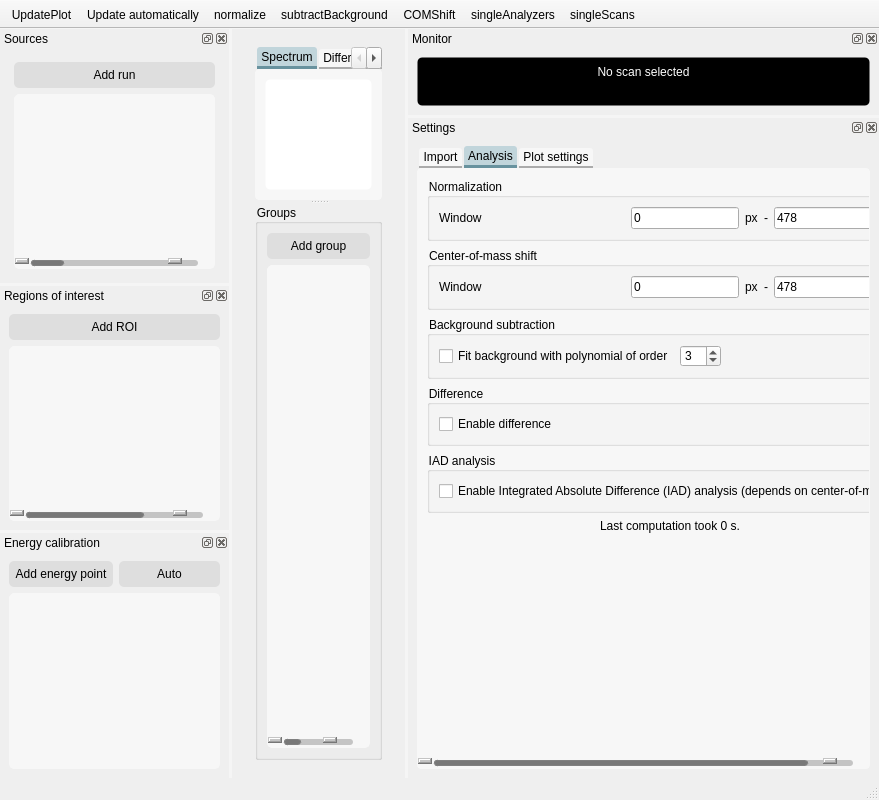
Old version of the form nosey/ui/main.ui in the repository flmiot/nosey.
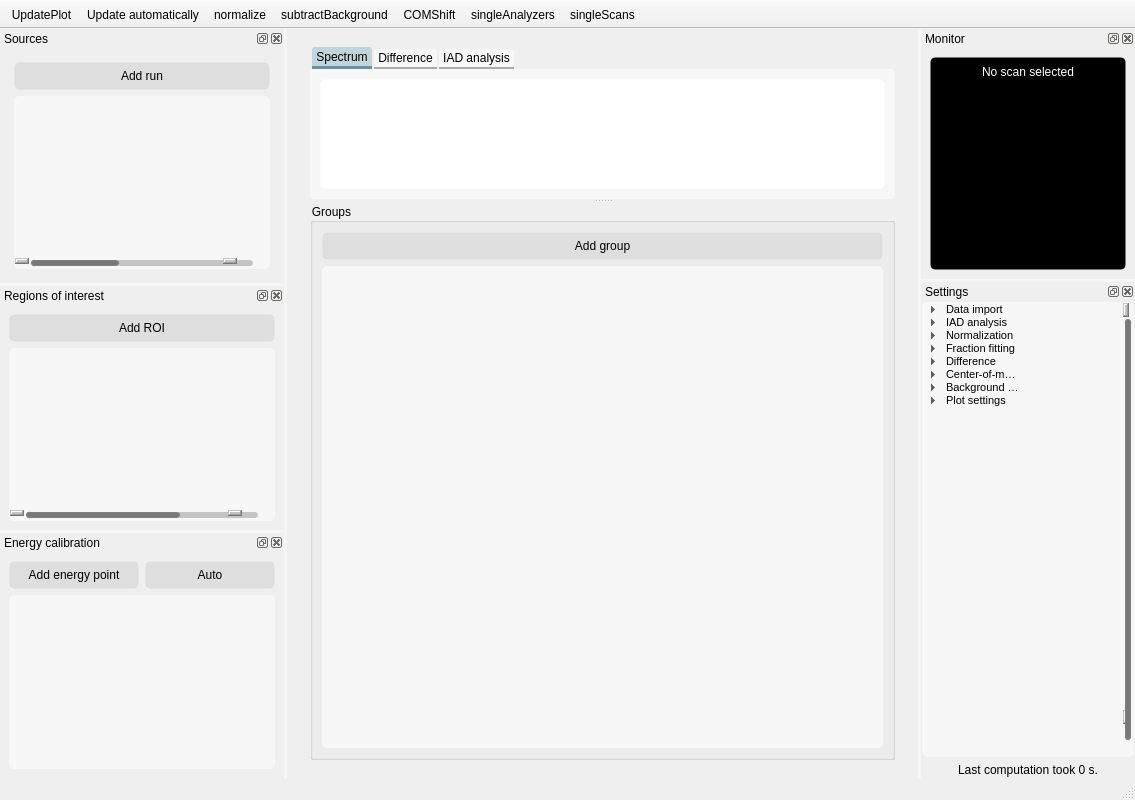
New version of the form. The open tabs and pages were chosen to show the change. Icons and pictures are not drawn. Custom widgets are drawn as their Qt base class.

The edit to the form file:
```diff
--- a/nosey/ui/main.ui
+++ b/nosey/ui/main.ui
@@ -6,7 +6,7 @@
    <rect>
     <x>0</x>
     <y>0</y>
-    <width>879</width>
+    <width>1135</width>
     <height>800</height>
    </rect>
   </property>
@@ -23,14 +23,25 @@
 	selection-color:#000;
 }
 
-
-
 QPushButton {
     border-radius: 5px;
+	border: 1px solid transparent;
     padding: 6px;
  	background-color:#dedede;
 }
 
+QPushButton:hover {
+    border: 1px solid #c1d5db;
+}
+
+
+QPushButton:pressed {
+    background-color:#c1d5db;
+ 	border: 1px solid #c1d5db;
+	border-style: inset;
+}
+
+
 QProgressBar {
   background-color:#9c9c9c;;
 	height: 3px;
@@ -48,7 +59,7 @@
 
 QComboBox {
     border-radius: 5px;
-    padding: 6px;
+    padding: 2px;
  	background-color:#dedede;
 }
 
@@ -70,10 +81,6 @@
 }
 
 
-QPushButton:pressed {
-    background-color:#c1d5db;
-}
-
 QWidget#plotFrameWidget,
 QWidget#plotFrameWidget_iad,
 QWidget#plotFrameWidget_difference {
@@ -99,14 +106,11 @@
 	border: 1px solid transparent;
 }
 
-QTableWidget {
-  	color: #F0F0F0;
-  	gridline-color: #32414B;
-	border-radius: 10px;
-}
 
 
-QTableView {
+QTableView,
+QTreeWidget
+ {
   background-color: #f7f7f7;
   border: 1px solid #f7f7f7;
   color: #000;
@@ -4311,723 +4315,392 @@
     <number>2</number>
    </attribute>
    <widget class="QWidget" name="dockWidgetContents_7">
-    <layout class="QVBoxLayout" name="verticalLayout_19">
+    <layout class="QVBoxLayout" name="verticalLayout_4">
+     <property name="leftMargin">
+      <number>1</number>
+     </property>
+     <property name="topMargin">
+      <number>1</number>
+     </property>
+     <property name="rightMargin">
+      <number>1</number>
+     </property>
+     <property name="bottomMargin">
+      <number>1</number>
+     </property>
      <item>
-      <widget class="QTabWidget" name="tabWidget_2">
-       <property name="autoFillBackground">
+      <widget class="QTreeWidget" name="treeWidget">
+       <property name="verticalScrollBarPolicy">
+        <enum>Qt::ScrollBarAlwaysOn</enum>
+       </property>
+       <property name="sizeAdjustPolicy">
+        <enum>QAbstractScrollArea::AdjustToContentsOnFirstShow</enum>
+       </property>
+       <property name="alternatingRowColors">
+        <bool>true</bool>
+       </property>
+       <property name="rootIsDecorated">
+        <bool>true</bool>
+       </property>
+       <property name="uniformRowHeights">
+        <bool>true</bool>
+       </property>
+       <property name="itemsExpandable">
+        <bool>true</bool>
+       </property>
+       <property name="sortingEnabled">
         <bool>false</bool>
        </property>
-       <property name="currentIndex">
-        <number>0</number>
+       <property name="animated">
+        <bool>true</bool>
        </property>
-       <widget class="QWidget" name="tab_2">
-        <attribute name="title">
-         <string>Import</string>
-        </attribute>
-        <layout class="QVBoxLayout" name="verticalLayout_25">
+       <attribute name="headerVisible">
+        <bool>false</bool>
+       </attribute>
+       <attribute name="headerCascadingSectionResizes">
+        <bool>false</bool>
+       </attribute>
+       <attribute name="headerHighlightSections">
+        <bool>true</bool>
+       </attribute>
+       <attribute name="headerShowSortIndicator" stdset="0">
+        <bool>false</bool>
+       </attribute>
+       <attribute name="headerStretchLastSection">
+        <bool>true</bool>
+       </attribute>
+       <column>
+        <property name="text">
+         <string>Property</string>
+        </property>
+       </column>
+       <column>
+        <property name="text">
+         <string>Value</string>
+        </property>
+       </column>
+       <item>
+        <property name="text">
+         <string>Data import</string>
+        </property>
+        <property name="background">
+         <brush brushstyle="NoBrush">
+          <color alpha="255">
+           <red>239</red>
+           <green>0</green>
+           <blue>4</blue>
+          </color>
+         </brush>
+        </property>
+        <item>
+         <property name="text">
+          <string>Module</string>
+         </property>
+        </item>
+       </item>
+       <item>
+        <property name="text">
+         <string>IAD analysis</string>
+        </property>
+        <item>
+         <property name="text">
+          <string>Enabled</string>
+         </property>
+         <property name="text">
+          <string/>
+         </property>
+         <property name="checkState">
+          <enum>Unchecked</enum>
+         </property>
+        </item>
+       </item>
+       <item>
+        <property name="text">
+         <string>Normalization</string>
+        </property>
+        <item>
+         <property name="text">
+          <string>Window</string>
+         </property>
+         <property name="text">
+          <string/>
+         </property>
          <item>
-          <widget class="QGroupBox" name="groupBox_9">
-           <property name="title">
-            <string>Module</string>
-           </property>
-           <layout class="QVBoxLayout" name="verticalLayout_24">
-            <item>
-             <widget class="QComboBox" name="comboBox_analysis_recipes"/>
-            </item>
-           </layout>
-          </widget>
+          <property name="text">
+           <string>Start</string>
+          </property>
+          <property name="text">
+           <string>0</string>
+          </property>
+          <property name="flags">
+           <set>ItemIsSelectable|ItemIsEditable|ItemIsDragEnabled|ItemIsEnabled</set>
+          </property>
          </item>
          <item>
-          <spacer name="verticalSpacer_3">
-           <property name="orientation">
-            <enum>Qt::Vertical</enum>
-           </property>
-           <property name="sizeHint" stdset="0">
-            <size>
-             <width>20</width>
-             <height>460</height>
-            </size>
-           </property>
-          </spacer>
+          <property name="text">
+           <string>End</string>
+          </property>
+          <property name="text">
+           <string>487</string>
+          </property>
+          <property name="flags">
+           <set>ItemIsSelectable|ItemIsEditable|ItemIsDragEnabled|ItemIsEnabled</set>
+          </property>
          </item>
-        </layout>
-       </widget>
-       <widget class="QWidget" name="tab">
-        <property name="autoFillBackground">
-         <bool>true</bool>
+        </item>
+       </item>
+       <item>
+        <property name="text">
+         <string>Fraction fitting</string>
         </property>
-        <attribute name="title">
-         <string>Analysis</string>
-        </attribute>
-        <layout class="QVBoxLayout" name="verticalLayout_23">
-         <property name="leftMargin">
-          <number>0</number>
+        <item>
+         <property name="text">
+          <string>Enabled</string>
          </property>
-         <property name="topMargin">
-          <number>0</number>
+         <property name="text">
+          <string/>
          </property>
-         <property name="rightMargin">
-          <number>0</number>
+         <property name="checkState">
+          <enum>Unchecked</enum>
          </property>
-         <property name="bottomMargin">
-          <number>0</number>
+        </item>
+        <item>
+         <property name="text">
+          <string>Components</string>
          </property>
          <item>
-          <widget class="QScrollArea" name="scrollArea">
-           <property name="autoFillBackground">
-            <bool>true</bool>
-           </property>
-           <property name="frameShape">
-            <enum>QFrame::NoFrame</enum>
-           </property>
-           <property name="frameShadow">
-            <enum>QFrame::Plain</enum>
-           </property>
-           <property name="widgetResizable">
-            <bool>true</bool>
-           </property>
-           <widget class="QWidget" name="scrollAreaWidgetContents">
-            <property name="geometry">
-             <rect>
-              <x>0</x>
-              <y>0</y>
-              <width>459</width>
-              <height>564</height>
-             </rect>
-            </property>
-            <property name="palette">
-             <palette>
-              <active>
-               <colorrole role="Button">
-                <brush brushstyle="SolidPattern">
-                 <color alpha="255">
-                  <red>247</red>
-                  <green>247</green>
-                  <blue>247</blue>
-                 </color>
-                </brush>
-               </colorrole>
-               <colorrole role="Base">
-                <brush brushstyle="SolidPattern">
-                 <color alpha="255">
-                  <red>247</red>
-                  <green>247</green>
-                  <blue>247</blue>
-                 </color>
-                </brush>
-               </colorrole>
-               <colorrole role="Window">
-                <brush brushstyle="SolidPattern">
-                 <color alpha="255">
-                  <red>247</red>
-                  <green>247</green>
-                  <blue>247</blue>
-                 </color>
-                </brush>
-               </colorrole>
-               <colorrole role="Highlight">
-                <brush brushstyle="SolidPattern">
-                 <color alpha="255">
-                  <red>193</red>
-                  <green>213</green>
-                  <blue>219</blue>
-                 </color>
-                </brush>
-               </colorrole>
-               <colorrole role="HighlightedText">
-                <brush brushstyle="SolidPattern">
-                 <color alpha="255">
-                  <red>0</red>
-                  <green>0</green>
-                  <blue>0</blue>
-                 </color>
-                </brush>
-               </colorrole>
-              </active>
-              <inactive>
-               <colorrole role="Button">
-                <brush brushstyle="SolidPattern">
-                 <color alpha="255">
-                  <red>247</red>
-                  <green>247</green>
-                  <blue>247</blue>
-                 </color>
-                </brush>
-               </colorrole>
-               <colorrole role="Base">
-                <brush brushstyle="SolidPattern">
-                 <color alpha="255">
-                  <red>247</red>
-                  <green>247</green>
-                  <blue>247</blue>
-                 </color>
-                </brush>
-               </colorrole>
-               <colorrole role="Window">
-                <brush brushstyle="SolidPattern">
-                 <color alpha="255">
-                  <red>247</red>
-                  <green>247</green>
-                  <blue>247</blue>
-                 </color>
-                </brush>
-               </colorrole>
-               <colorrole role="Highlight">
-                <brush brushstyle="SolidPattern">
-                 <color alpha="255">
-                  <red>193</red>
-                  <green>213</green>
-                  <blue>219</blue>
-                 </color>
-                </brush>
-               </colorrole>
-               <colorrole role="HighlightedText">
-                <brush brushstyle="SolidPattern">
-                 <color alpha="255">
-                  <red>0</red>
-                  <green>0</green>
-                  <blue>0</blue>
-                 </color>
-                </brush>
-               </colorrole>
-              </inactive>
-              <disabled>
-               <colorrole role="Button">
-                <brush brushstyle="SolidPattern">
-                 <color alpha="255">
-                  <red>247</red>
-                  <green>247</green>
-                  <blue>247</blue>
-                 </color>
-                </brush>
-               </colorrole>
-               <colorrole role="Base">
-                <brush brushstyle="SolidPattern">
-                 <color alpha="255">
-                  <red>247</red>
-                  <green>247</green>
-                  <blue>247</blue>
-                 </color>
-                </brush>
-               </colorrole>
-               <colorrole role="Window">
-                <brush brushstyle="SolidPattern">
-                 <color alpha="255">
-                  <red>247</red>
-                  <green>247</green>
-                  <blue>247</blue>
-                 </color>
-                </brush>
-               </colorrole>
-               <colorrole role="Highlight">
-                <brush brushstyle="SolidPattern">
-                 <color alpha="255">
-                  <red>193</red>
-                  <green>213</green>
-                  <blue>219</blue>
-                 </color>
-                </brush>
-               </colorrole>
-               <colorrole role="HighlightedText">
-                <brush brushstyle="SolidPattern">
-                 <color alpha="255">
-                  <red>0</red>
-                  <green>0</green>
-                  <blue>0</blue>
-                 </color>
-                </brush>
-               </colorrole>
-              </disabled>
-             </palette>
-            </property>
-            <property name="autoFillBackground">
-             <bool>false</bool>
-            </property>
-            <layout class="QVBoxLayout" name="verticalLayout_21">
-             <item>
-              <widget class="QGroupBox" name="groupBox_3">
-               <property name="title">
-                <string>Normalization</string>
-               </property>
-               <layout class="QVBoxLayout" name="verticalLayout_37">
-                <item>
-                 <layout class="QGridLayout" name="gridLayout_19" columnstretch="1,0,0,0,0,0">
-                  <item row="0" column="1">
-                   <widget class="QLineEdit" name="analysis_lineEdit_window0">
-                    <property name="toolTip">
-                     <string>In units of X</string>
-                    </property>
-                    <property name="text">
-                     <string>0</string>
-                    </property>
-                   </widget>
-                  </item>
-                  <item row="0" column="3">
-                   <widget class="QLabel" name="label_71">
-                    <property name="text">
-                     <string>-</string>
-                    </property>
-                   </widget>
-                  </item>
-                  <item row="0" column="4">
-                   <widget class="QLineEdit" name="analysis_lineEdit_window1">
-                    <property name="toolTip">
-                     <string>In units of X</string>
-                    </property>
-                    <property name="text">
-                     <string>478</string>
-                    </property>
-                   </widget>
-                  </item>
-                  <item row="0" column="0">
-                   <widget class="QLabel" name="label_72">
-                    <property name="minimumSize">
-                     <size>
-                      <width>0</width>
-                      <height>0</height>
-                     </size>
-                    </property>
-                    <property name="font">
-                     <font>
-                      <weight>50</weight>
-                      <italic>false</italic>
-                      <bold>false</bold>
-                      <underline>false</underline>
-                      <strikeout>false</strikeout>
-                     </font>
-                    </property>
-                    <property name="mouseTracking">
-                     <bool>false</bool>
-                    </property>
-                    <property name="toolTip">
-                     <string>In units of X</string>
-                    </property>
-                    <property name="statusTip">
-                     <string/>
-                    </property>
-                    <property name="text">
-                     <string>Window</string>
-                    </property>
-                    <property name="wordWrap">
-                     <bool>false</bool>
-                    </property>
-                   </widget>
-                  </item>
-                  <item row="0" column="2">
-                   <widget class="QLabel" name="label_2">
-                    <property name="text">
-                     <string>px</string>
-                    </property>
-                    <property name="scaledContents">
-                     <bool>false</bool>
-                    </property>
-                    <property name="margin">
-                     <number>0</number>
-                    </property>
-                    <property name="indent">
-                     <number>-1</number>
-                    </property>
-                   </widget>
-                  </item>
-                  <item row="0" column="5">
-                   <widget class="QLabel" name="label_3">
-                    <property name="text">
-                     <string>px</string>
-                    </property>
-                   </widget>
-                  </item>
-                 </layout>
-                </item>
-               </layout>
-              </widget>
-             </item>
-             <item>
-              <widget class="QGroupBox" name="groupBox_5">
-               <property name="title">
-                <string>Center-of-mass shift</string>
-               </property>
-               <layout class="QVBoxLayout" name="verticalLayout_22">
-                <item>
-                 <layout class="QGridLayout" name="gridLayout_20" columnstretch="1,0,0,0,0,0">
-                  <item row="0" column="1">
-                   <widget class="QLineEdit" name="analysis_lineEdit_COMwindow0">
-                    <property name="toolTip">
-                     <string>In units of X</string>
-                    </property>
-                    <property name="text">
-                     <string>0</string>
-                    </property>
-                   </widget>
-                  </item>
-                  <item row="0" column="4">
-                   <widget class="QLineEdit" name="analysis_lineEdit_COMwindow1">
-                    <property name="toolTip">
-                     <string>In units of X</string>
-                    </property>
-                    <property name="text">
-                     <string>478</string>
-                    </property>
-                   </widget>
-                  </item>
-                  <item row="0" column="3">
-                   <widget class="QLabel" name="label_73">
-                    <property name="text">
-                     <string>-</string>
-                    </property>
-                   </widget>
-                  </item>
-                  <item row="0" column="2">
-                   <widget class="QLabel" name="label_5">
-                    <property name="text">
-                     <string>px</string>
-                    </property>
-                   </widget>
-                  </item>
-                  <item row="0" column="5">
-                   <widget class="QLabel" name="label_6">
-                    <property name="text">
-                     <string>px</string>
-                    </property>
-                   </widget>
-                  </item>
-                  <item row="0" column="0">
-                   <widget class="QLabel" name="label_74">
-                    <property name="minimumSize">
-                     <size>
-                      <width>0</width>
-                      <height>0</height>
-                     </size>
-                    </property>
-                    <property name="font">
-                     <font>
-                      <weight>50</weight>
-                      <italic>false</italic>
-                      <bold>false</bold>
-                      <underline>false</underline>
-                      <strikeout>false</strikeout>
-                     </font>
-                    </property>
-                    <property name="mouseTracking">
-                     <bool>false</bool>
-                    </property>
-                    <property name="toolTip">
-                     <string>In units of X</string>
-                    </property>
-                    <property name="statusTip">
-                     <string/>
-                    </property>
-                    <property name="text">
-                     <string>Window</string>
-                    </property>
-                    <property name="wordWrap">
-                     <bool>false</bool>
-                    </property>
-                   </widget>
-                  </item>
-                 </layout>
-                </item>
-               </layout>
-              </widget>
-             </item>
-             <item>
-              <widget class="QGroupBox" name="groupBox_4">
-               <property name="title">
-                <string>Background subtraction</string>
-               </property>
-               <layout class="QVBoxLayout" name="verticalLayout_41">
-                <item>
-                 <layout class="QHBoxLayout" name="horizontalLayout_16">
-                  <item>
-                   <widget class="QCheckBox" name="analysis_checkBox_polyFit">
-                    <property name="text">
-                     <string>Fit background with polynomial of order</string>
-                    </property>
-                   </widget>
-                  </item>
-                  <item>
-                   <widget class="QSpinBox" name="analysis_spinBox_polyOrder">
-                    <property name="minimum">
-                     <number>1</number>
-                    </property>
-                    <property name="maximum">
-                     <number>20</number>
-                    </property>
-                    <property name="value">
-                     <number>3</number>
-                    </property>
-                   </widget>
-                  </item>
-                  <item>
-                   <spacer name="horizontalSpacer_9">
-                    <property name="orientation">
-                     <enum>Qt::Horizontal</enum>
-                    </property>
-                    <property name="sizeHint" stdset="0">
-                     <size>
-                      <width>40</width>
-                      <height>20</height>
-                     </size>
-                    </property>
-                   </spacer>
-                  </item>
-                 </layout>
-                </item>
-               </layout>
-              </widget>
-             </item>
-             <item>
-              <widget class="QGroupBox" name="groupBox_8">
-               <property name="title">
-                <string>Difference</string>
-               </property>
-               <layout class="QVBoxLayout" name="verticalLayout_9">
-                <item>
-                 <widget class="QCheckBox" name="analysis_checkBox_doDifference">
-                  <property name="text">
-                   <string>Enable difference</string>
-                  </property>
-                 </widget>
-                </item>
-               </layout>
-              </widget>
-             </item>
-             <item>
-              <widget class="QGroupBox" name="groupBox_7">
-               <property name="title">
-                <string>IAD analysis</string>
-               </property>
-               <layout class="QVBoxLayout" name="verticalLayout_4">
-                <item>
-                 <widget class="QCheckBox" name="analysis_checkBox_doIAD">
-                  <property name="text">
-                   <string>Enable Integrated Absolute Difference (IAD) analysis (depends on center-of-mass)</string>
-                  </property>
-                 </widget>
-                </item>
-               </layout>
-              </widget>
-             </item>
-             <item>
-              <widget class="QLabel" name="analysis_labelComputation">
-               <property name="autoFillBackground">
-                <bool>false</bool>
-               </property>
-               <property name="text">
-                <string>Last computation took 0 s.</string>
-               </property>
-               <property name="alignment">
-                <set>Qt::AlignCenter</set>
-               </property>
-              </widget>
-             </item>
-             <item>
-              <spacer name="verticalSpacer_2">
-               <property name="orientation">
-                <enum>Qt::Vertical</enum>
-               </property>
-               <property name="sizeHint" stdset="0">
-                <size>
-                 <width>20</width>
-                 <height>40</height>
-                </size>
-               </property>
-              </spacer>
-             </item>
-            </layout>
-           </widget>
-          </widget>
+          <property name="text">
+           <string>A</string>
+          </property>
          </item>
-        </layout>
-       </widget>
-       <widget class="QWidget" name="tab_3">
-        <attribute name="title">
+         <item>
+          <property name="text">
+           <string>B</string>
+          </property>
+         </item>
+        </item>
+       </item>
+       <item>
+        <property name="text">
+         <string>Difference</string>
+        </property>
+        <item>
+         <property name="text">
+          <string>Enabled</string>
+         </property>
+         <property name="text">
+          <string/>
+         </property>
+         <property name="checkState">
+          <enum>Unchecked</enum>
+         </property>
+        </item>
+       </item>
+       <item>
+        <property name="text">
+         <string>Center-of-mass shift</string>
+        </property>
+        <item>
+         <property name="text">
+          <string>Window</string>
+         </property>
+         <item>
+          <property name="text">
+           <string>Start</string>
+          </property>
+          <property name="text">
+           <string>0</string>
+          </property>
+          <property name="flags">
+           <set>ItemIsSelectable|ItemIsDragEnabled|ItemIsEnabled</set>
+          </property>
+         </item>
+         <item>
+          <property name="text">
+           <string>End</string>
+          </property>
+          <property name="text">
+           <string>487</string>
+          </property>
+          <property name="flags">
+           <set>ItemIsSelectable|ItemIsDragEnabled|ItemIsEnabled</set>
+          </property>
+         </item>
+        </item>
+       </item>
+       <item>
+        <property name="text">
+         <string>Background subtraction</string>
+        </property>
+        <item>
+         <property name="text">
+          <string>Polynomial fitting</string>
+         </property>
+         <item>
+          <property name="text">
+           <string>Enabled</string>
+          </property>
+          <property name="text">
+           <string/>
+          </property>
+          <property name="checkState">
+           <enum>Unchecked</enum>
+          </property>
+         </item>
+         <item>
+          <property name="text">
+           <string>Order</string>
+          </property>
+          <property name="text">
+           <string>3</string>
+          </property>
+          <property name="flags">
+           <set>ItemIsSelectable|ItemIsEditable|ItemIsDragEnabled|ItemIsUserCheckable|ItemIsEnabled</set>
+          </property>
+         </item>
+        </item>
+       </item>
+       <item>
+        <property name="text">
          <string>Plot settings</string>
-        </attribute>
-        <layout class="QVBoxLayout" name="verticalLayout_17">
+        </property>
+        <item>
+         <property name="text">
+          <string>Title</string>
+         </property>
          <item>
-          <widget class="QGroupBox" name="groupBox">
-           <property name="title">
-            <string>Labels</string>
-           </property>
-           <layout class="QVBoxLayout" name="verticalLayout_13">
-            <item>
-             <layout class="QGridLayout" name="gridLayout_3">
-              <item row="3" column="0">
-               <widget class="QLabel" name="label_11">
-                <property name="text">
-                 <string>Y axis label</string>
-                </property>
-               </widget>
-              </item>
-              <item row="3" column="1">
-               <layout class="QHBoxLayout" name="horizontalLayout_6">
-                <item>
-                 <widget class="QLineEdit" name="lineEdit_yLabel">
-                  <property name="text">
-                   <string>y</string>
-                  </property>
-                 </widget>
-                </item>
-                <item>
-                 <widget class="QLabel" name="label_12">
-                  <property name="text">
-                   <string>Units</string>
-                  </property>
-                 </widget>
-                </item>
-                <item>
-                 <widget class="QLineEdit" name="lineEdit_yLabelUnits">
-                  <property name="text">
-                   <string>1</string>
-                  </property>
-                 </widget>
-                </item>
-               </layout>
-              </item>
-              <item row="2" column="1">
-               <layout class="QHBoxLayout" name="horizontalLayout_7">
-                <item>
-                 <widget class="QLineEdit" name="lineEdit_xLabel">
-                  <property name="text">
-                   <string>x</string>
-                  </property>
-                 </widget>
-                </item>
-                <item>
-                 <widget class="QLabel" name="label_13">
-                  <property name="text">
-                   <string>Units</string>
-                  </property>
-                 </widget>
-                </item>
-                <item>
-                 <widget class="QLineEdit" name="lineEdit_xLabelUnits">
-                  <property name="text">
-                   <string>1</string>
-                  </property>
-                 </widget>
-                </item>
-               </layout>
-              </item>
-              <item row="3" column="3">
-               <widget class="QSpinBox" name="spinBox_plotYLabelSize">
-                <property name="value">
-                 <number>14</number>
-                </property>
-               </widget>
-              </item>
-              <item row="2" column="3">
-               <widget class="QSpinBox" name="spinBox_plotXLabelSize">
-                <property name="value">
-                 <number>14</number>
-                </property>
-               </widget>
-              </item>
-              <item row="3" column="2">
-               <widget class="QLabel" name="label_14">
-                <property name="text">
-                 <string>Size</string>
-                </property>
-               </widget>
-              </item>
-              <item row="2" column="0">
-               <widget class="QLabel" name="label_15">
-                <property name="text">
-                 <string>X axis label</string>
-                </property>
-               </widget>
-              </item>
-              <item row="0" column="1">
-               <widget class="QLineEdit" name="lineEdit_plotTitle">
-                <property name="toolTip">
-                 <string>Enter a plot title (HTML syntax allowed)</string>
-                </property>
-                <property name="text">
-                 <string>&lt;b&gt;&lt;font color=blue&gt;Unnamed plot&lt;/font&gt;&lt;/b&gt;</string>
-                </property>
-               </widget>
-              </item>
-              <item row="0" column="3">
-               <widget class="QSpinBox" name="spinBox_plotTitleSize">
-                <property name="value">
-                 <number>16</number>
-                </property>
-               </widget>
-              </item>
-              <item row="2" column="2">
-               <widget class="QLabel" name="label_16">
-                <property name="text">
-                 <string>Size</string>
-                </property>
-               </widget>
-              </item>
-              <item row="0" column="0">
-               <widget class="QLabel" name="label_17">
-                <property name="text">
-                 <string>Plot title</string>
-                </property>
-               </widget>
-              </item>
-              <item row="0" column="2">
-               <widget class="QLabel" name="label_18">
-                <property name="text">
-                 <string>Size</string>
-                </property>
-               </widget>
-              </item>
-             </layout>
-            </item>
-           </layout>
-          </widget>
+          <property name="text">
+           <string>Text</string>
+          </property>
+          <property name="text">
+           <string>&lt;b&gt;&lt;font color=blue&gt;Unnamed plot&lt;/font&gt;&lt;/b&gt;</string>
+          </property>
+          <property name="flags">
+           <set>ItemIsSelectable|ItemIsEditable|ItemIsDragEnabled|ItemIsEnabled</set>
+          </property>
          </item>
          <item>
-          <widget class="QGroupBox" name="groupBox_2">
-           <property name="title">
-            <string>Curves</string>
+          <property name="text">
+           <string>Font size</string>
+          </property>
+         </item>
+        </item>
+        <item>
+         <property name="text">
+          <string>Axis labels</string>
+         </property>
+         <property name="text">
+          <string/>
+         </property>
+         <item>
+          <property name="text">
+           <string>Font size</string>
+          </property>
+          <property name="text">
+           <string/>
+          </property>
+         </item>
+         <item>
+          <property name="text">
+           <string>X axis</string>
+          </property>
+          <item>
+           <property name="text">
+            <string>Text</string>
            </property>
-           <layout class="QVBoxLayout" name="verticalLayout_14">
-            <item>
-             <layout class="QGridLayout" name="gridLayout_4">
-              <item row="0" column="0">
-               <widget class="QLabel" name="label_19">
-                <property name="maximumSize">
-                 <size>
-                  <width>55</width>
-                  <height>16777215</height>
-                 </size>
-                </property>
-                <property name="text">
-                 <string>Line width</string>
-                </property>
-               </widget>
-              </item>
-              <item row="0" column="1">
-               <widget class="QSpinBox" name="spinBox_plotLineWidth">
-                <property name="value">
-                 <number>1</number>
-                </property>
-               </widget>
-              </item>
-             </layout>
-            </item>
-           </layout>
-          </widget>
+           <property name="text">
+            <string>x</string>
+           </property>
+           <property name="flags">
+            <set>ItemIsSelectable|ItemIsEditable|ItemIsDragEnabled|ItemIsEnabled</set>
+           </property>
+          </item>
+          <item>
+           <property name="text">
+            <string>Units</string>
+           </property>
+           <property name="text">
+            <string>1</string>
+           </property>
+           <property name="flags">
+            <set>ItemIsSelectable|ItemIsEditable|ItemIsDragEnabled|ItemIsEnabled</set>
+           </property>
+          </item>
          </item>
          <item>
-          <spacer name="verticalSpacer">
-           <property name="orientation">
-            <enum>Qt::Vertical</enum>
+          <property name="text">
+           <string>Y axis</string>
+          </property>
+          <item>
+           <property name="text">
+            <string>Text</string>
            </property>
-           <property name="sizeHint" stdset="0">
-            <size>
-             <width>20</width>
-             <height>40</height>
-            </size>
+           <property name="text">
+            <string>y</string>
            </property>
-          </spacer>
+           <property name="flags">
+            <set>ItemIsSelectable|ItemIsEditable|ItemIsDragEnabled|ItemIsEnabled</set>
+           </property>
+          </item>
+          <item>
+           <property name="text">
+            <string>Units</string>
+           </property>
+           <property name="text">
+            <string>1</string>
+           </property>
+           <property name="flags">
+            <set>ItemIsSelectable|ItemIsEditable|ItemIsDragEnabled|ItemIsEnabled</set>
+           </property>
+          </item>
          </item>
-        </layout>
-       </widget>
+        </item>
+        <item>
+         <property name="text">
+          <string>Tick labels</string>
+         </property>
+         <item>
+          <property name="text">
+           <string>Font size</string>
+          </property>
+          <property name="text">
+           <string>12</string>
+          </property>
+         </item>
+         <item>
+          <property name="text">
+           <string>Offset</string>
+          </property>
+          <property name="text">
+           <string>20</string>
+          </property>
+         </item>
+        </item>
+        <item>
+         <property name="text">
+          <string>Line thickness</string>
+         </property>
+         <property name="text">
+          <string>1</string>
+         </property>
+         <property name="flags">
+          <set>ItemIsSelectable|ItemIsEditable|ItemIsDragEnabled|ItemIsUserCheckable|ItemIsEnabled</set>
+         </property>
+        </item>
+       </item>
+      </widget>
+     </item>
+     <item>
+      <widget class="QLabel" name="analysis_labelComputation">
+       <property name="autoFillBackground">
+        <bool>false</bool>
+       </property>
+       <property name="text">
+        <string>Last computation took 0 s.</string>
+       </property>
+       <property name="alignment">
+        <set>Qt::AlignCenter</set>
+       </property>
       </widget>
      </item>
     </layout>
```
Left out of the diff: 275 changed lines with no effect on the pictures.
